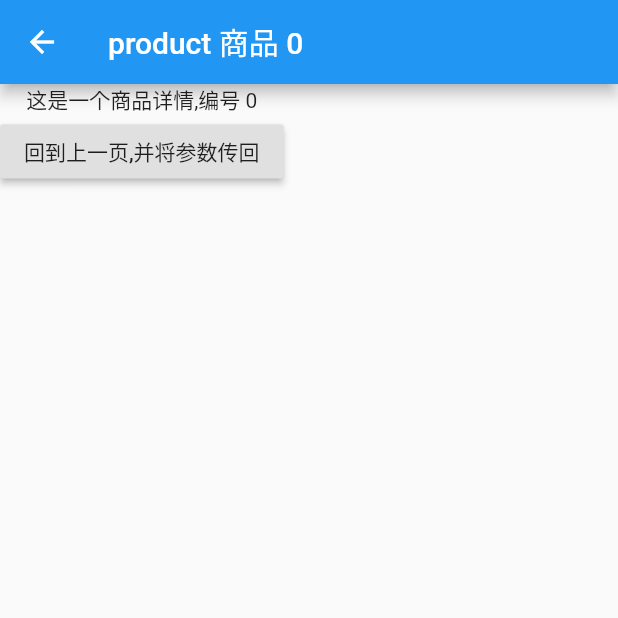
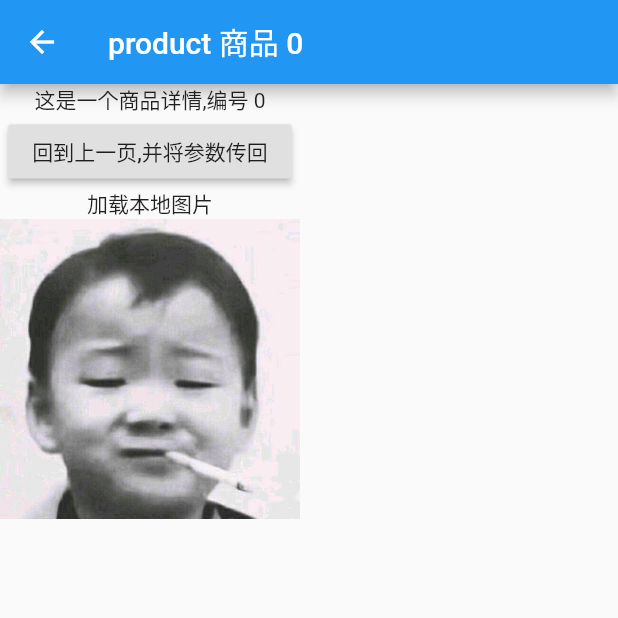
Before and after one commit to heachou/flutter-demo, a Flutter app: the screen it shows after launch, after a tap on an icon or button, on a phone screen of 412 x 824 dp, the top half of it. Run offline on Flutter 3.47's test engine with Material 2 defaults, Android fonts, the phone set to English and light mode, and no system bars.

Commit message:
加载项目静态图片

```diff
--- a/params/lib/main.dart
+++ b/params/lib/main.dart
@@ -73,7 +73,9 @@ class ProductDetail extends StatelessWidget {
             onPressed: (){
               Navigator.pop(context,'传回来的商品是 ${product.title}');
             },
-          )
+          ),
+          Text('加载本地图片'),
+          Image.asset('images/1.jpeg',width: 200.0,height: 200.0)
         ],
         // child: Text('${product.description}'),
       ),
--- a/params/pubspec.yaml
+++ b/params/pubspec.yaml
@@ -37,9 +37,8 @@ flutter:
   uses-material-design: true
 
   # To add assets to your application, add an assets section, like this:
-  # assets:
-  #  - images/a_dot_burr.jpeg
-  #  - images/a_dot_ham.jpeg
+  assets:
+   - images/1.jpeg
 
   # An image asset can refer to one or more resolution-specific "variants", see
   # https://flutter.io/assets-and-images/#resolution-aware.
```
Also changed, not shown: params/images/1.jpeg (added).
